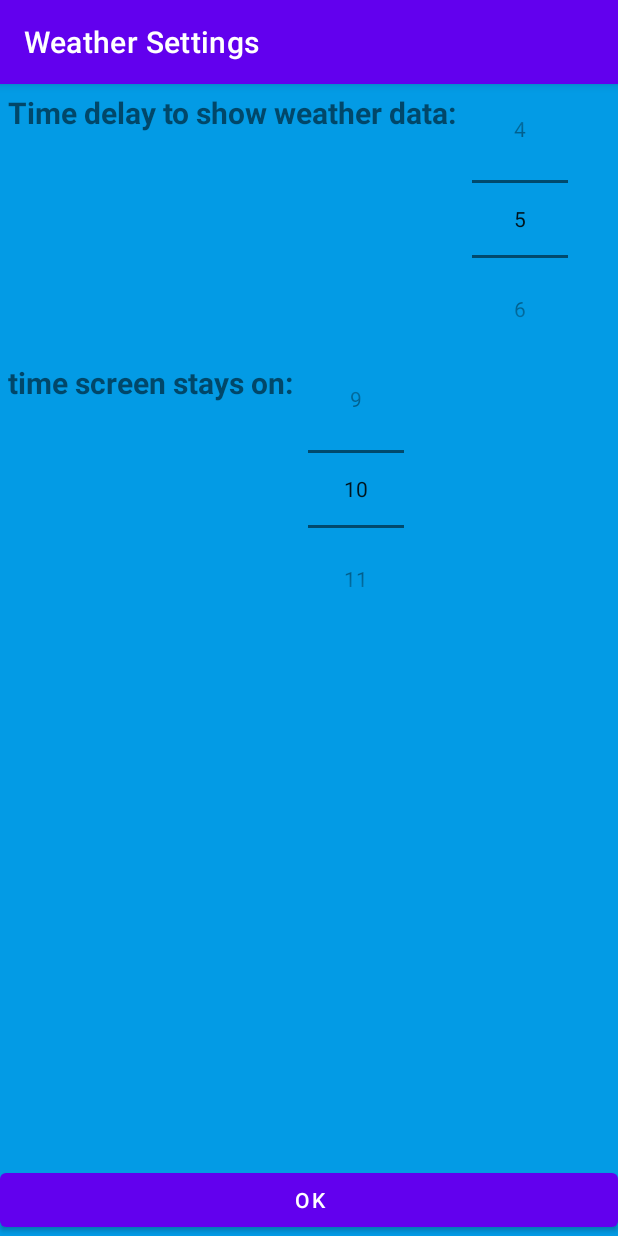
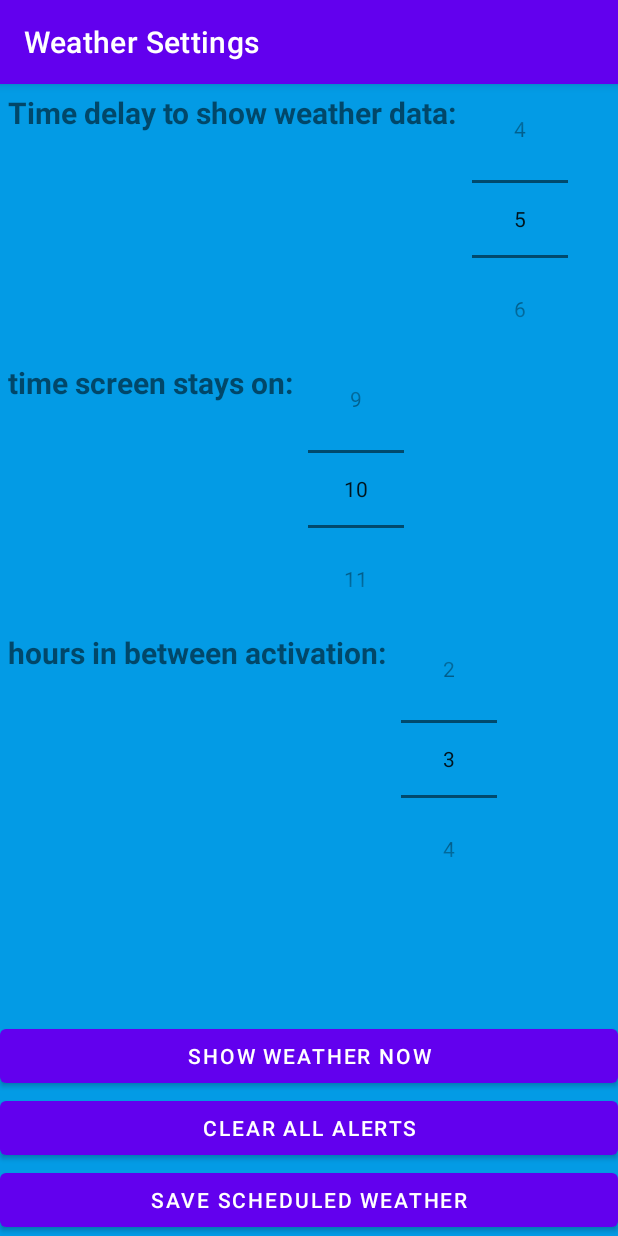
Before and after one commit to GertVercruyssen/WeatherReport, an Android app: the screen it shows after launch (FullscreenActivity), on a phone screen of 412 x 824 dp. Run offline under Robolectric (Android 15) with nearby library versions, the phone set to English and light mode, and no system bars.

Commit message:
alarm set to a setexactrepeating more settings added (delay, interval, screentime)

```diff
--- a/app/src/main/AndroidManifest.xml
+++ b/app/src/main/AndroidManifest.xml
@@ -7,6 +7,8 @@
     <uses-permission android:name="android.permission.DISABLE_KEYGUARD" />
     <uses-permission android:name="android.permission.SCHEDULE_EXACT_ALARM" />
     <uses-permission android:name="android.permission.INTERNET" />
+    <uses-permission android:name="android.permission.READ_EXTERNAL_STORAGE" />
+    <uses-permission android:name="android.permission.WRITE_EXTERNAL_STORAGE" />
 
     <application
         android:allowBackup="true"
--- a/app/src/main/java/com/example/weatherreport/SimpleGraph.kt
+++ b/app/src/main/java/com/example/weatherreport/SimpleGraph.kt
@@ -23,11 +23,11 @@ class SimpleGraph: View {
         paint.setColor(Color.LTGRAY)
         paint.alpha = 255
         paint.strokeWidth = 1.5f
-        var offset: Int = (firsttimestamp.toDate("HH").toInt())/4
+        var offset: Int = (firsttimestamp.toDate("HH").toInt())/3
         val distance = ((width-(spacing*2))/(input.size-1))
         for(i in 0 until input.size-1) {
-            if((i-offset)%8 == 0)
-            canvas?.drawLine(spacing+((i+0.5f)*distance),0f,spacing+((i+0.5f)*distance),height.toFloat(),paint)
+            if((i+offset)%8 == 0)
+                canvas?.drawLine(spacing+((i+0.5f)*distance),0f,spacing+((i+0.5f)*distance),height.toFloat(),paint)
         }
 
         val maxtemp = input.max()
--- a/app/src/main/res/layout/activity_main.xml
+++ b/app/src/main/res/layout/activity_main.xml
@@ -40,12 +40,41 @@
         android:id="@+id/screenvalue"
         android:layout_below="@id/delayvalue"
         android:layout_toRightOf="@+id/screenText"/>
+    <TextView
+        android:id="@+id/intervalText"
+        android:layout_width="wrap_content"
+        android:layout_height="wrap_content"
+        android:layout_gravity="start"
+        android:padding="5dp"
+        android:text="hours in between activation: "
+        android:textSize="20sp"
+        android:textStyle="bold"
+        android:layout_below="@id/screenvalue"/>
+    <NumberPicker
+        android:layout_width="wrap_content"
+        android:layout_height="wrap_content"
+        android:id="@+id/intervalvalue"
+        android:layout_below="@id/screenvalue"
+        android:layout_toRightOf="@+id/intervalText"/>
 
+    <Button
+        android:id="@+id/showButton"
+        android:layout_width="match_parent"
+        android:layout_height="wrap_content"
+        android:text="show weather now"
+        android:layout_above="@+id/clearButton"/>
+
+    <Button
+        android:id="@+id/clearButton"
+        android:layout_width="match_parent"
+        android:layout_height="wrap_content"
+        android:text="clear all alerts"
+        android:layout_above="@+id/okButton"/>
     <Button
         android:id="@+id/okButton"
         android:layout_width="match_parent"
         android:layout_height="wrap_content"
-        android:text="OK"
+        android:text="save scheduled weather"
         android:layout_alignParentBottom="true"/>
 
 
```
Also changed, not shown: app/src/main/java/com/example/weatherreport/BroadCastReceiver.kt (+8 -5 lines), app/src/main/java/com/example/weatherreport/FullscreenActivity.kt (+61 -4 lines), app/src/main/java/com/example/weatherreport/MyLog.kt (added, +137 -0 lines), app/src/main/java/com/example/weatherreport/WeatherActivity.kt (+21 -11 lines).
